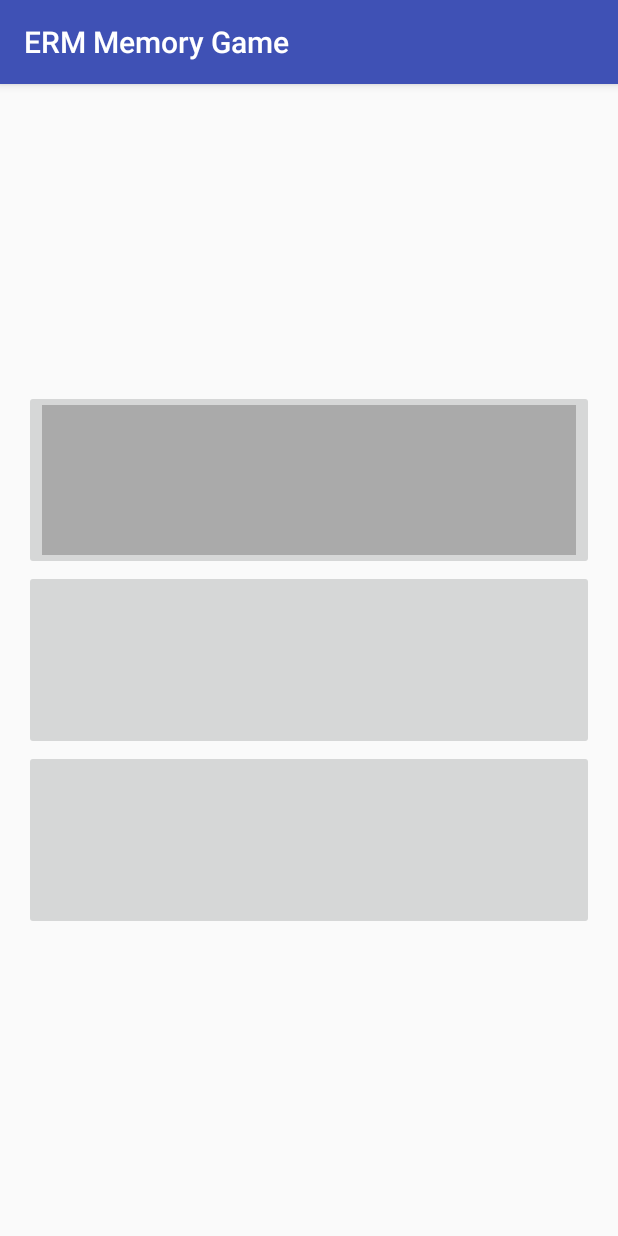
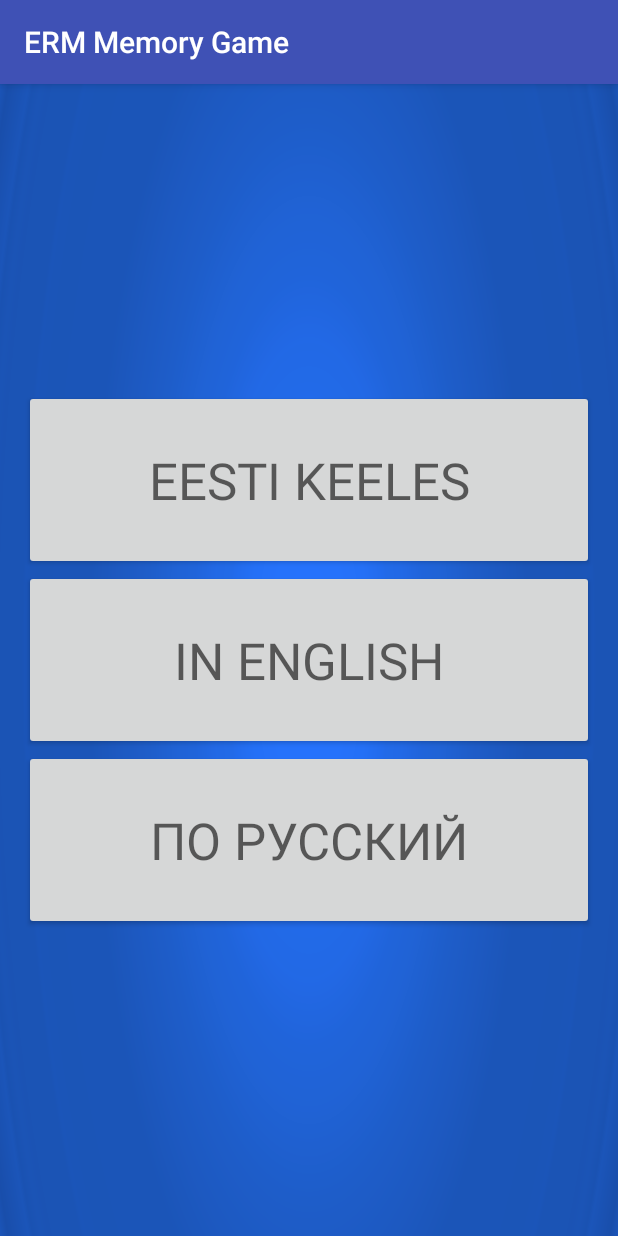
Before and after one commit to Teras23/ERM-Memory-Game, an Android app: the screen it shows after launch (MainActivity), on a phone screen of 412 x 824 dp. Run offline under Robolectric (Android 15) with nearby library versions, the phone set to English and light mode, and no system bars.

Commit message:
implemented score system; added pictures to question description view; added blue background

```diff
--- a/app/src/main/java/ee/erm/art/ermmemorygame/MainActivity.java
+++ b/app/src/main/java/ee/erm/art/ermmemorygame/MainActivity.java
@@ -15,6 +15,8 @@ import java.util.ArrayList;
 import java.util.List;
 import java.util.logging.Logger;
 
+import javax.xml.transform.Result;
+
 public class MainActivity extends AppCompatActivity implements View.OnClickListener {
 
     private List<Question> questionList;
@@ -26,9 +28,9 @@ public class MainActivity extends AppCompatActivity implements View.OnClickListe
 
         readQuestions();
 
-        ImageButton estonianButton = findViewById(R.id.languageEE);
-        ImageButton russianButton = findViewById(R.id.languageRU);
-        ImageButton englishButton = findViewById(R.id.languageEN);
+        Button estonianButton = findViewById(R.id.languageEE);
+        Button russianButton = findViewById(R.id.languageRU);
+        Button englishButton = findViewById(R.id.languageEN);
 
         estonianButton.setOnClickListener(this);
         russianButton.setOnClickListener(this);
@@ -49,6 +51,7 @@ public class MainActivity extends AppCompatActivity implements View.OnClickListe
 
         Intent intent = new Intent(MainActivity.this, QuestionActivity.class);
         intent.putExtra("question", (Serializable)questionList);
+        ResultActivity.userScore = 0;
         startActivity(intent);
     }
 
--- a/app/src/main/java/ee/erm/art/ermmemorygame/Question.java
+++ b/app/src/main/java/ee/erm/art/ermmemorygame/Question.java
@@ -56,6 +56,9 @@ public class Question implements Serializable {
     public String getAnswer(int index) {
         return answers.get(index).getCurrentValue();
     }
+    public Integer getCorrectAnswer(){
+        return correctAnswer;
+    }
 
     @Override
     public String toString() {
--- a/app/src/main/java/ee/erm/art/ermmemorygame/QuestionActivity.java
+++ b/app/src/main/java/ee/erm/art/ermmemorygame/QuestionActivity.java
@@ -22,6 +22,7 @@ public class QuestionActivity extends AppCompatActivity implements View.OnClickL
     private List<Question> questionList;
     private Integer questionIndex;
     private RadioGroup radioGroup;
+    private int correctAnswer;
 
     @Override
     protected void onCreate(Bundle savedInstanceState) {
@@ -31,6 +32,7 @@ public class QuestionActivity extends AppCompatActivity implements View.OnClickL
         questionList = (List<Question>)getIntent().getSerializableExtra("question");
         questionIndex = getIntent().getIntExtra("questionIndex", 0);
         Question question = questionList.get(questionIndex);
+        correctAnswer = question.getCorrectAnswer();
 
         TextView textView = findViewById(R.id.questionText);
         textView.setText(question.getQuestionText());
@@ -74,6 +76,9 @@ public class QuestionActivity extends AppCompatActivity implements View.OnClickL
                         selectedValue = 3;
                         break;
                 }
+                if(selectedValue==correctAnswer){
+                    ResultActivity.userScore++;
+                }
 
                 Intent intent = new Intent(QuestionActivity.this, QuestionDescriptionActivity.class);
                 intent.putExtra("question", (Serializable) questionList);
--- a/app/src/main/java/ee/erm/art/ermmemorygame/ResultActivity.java
+++ b/app/src/main/java/ee/erm/art/ermmemorygame/ResultActivity.java
@@ -5,6 +5,7 @@ import android.os.Bundle;
 import android.support.v7.app.AppCompatActivity;
 import android.view.View;
 import android.widget.ImageButton;
+import android.widget.TextView;
 
 import java.io.Serializable;
 
@@ -14,12 +15,16 @@ import java.io.Serializable;
 
 public class ResultActivity extends AppCompatActivity implements View.OnClickListener {
 
+    public static Integer userScore;
+
     @Override
     protected void onCreate(Bundle savedInstanceState) {
         super.onCreate(savedInstanceState);
         setContentView(R.layout.score);
 
         ImageButton homeButton = findViewById(R.id.reset);
+        TextView score = findViewById(R.id.textView3);
+        score.setText(userScore.toString() + "/10");
         homeButton.setOnClickListener(this);
     }
 
--- /dev/null
+++ b/app/src/main/res/drawable/ic_bg_blue.xml
@@ -0,0 +1,69 @@
+<vector android:height="24dp" android:viewportHeight="540"
+    android:viewportWidth="960" android:width="24dp"
+    xmlns:aapt="http://schemas.android.com/aapt" xmlns:android="http://schemas.android.com/apk/res/android">
+    <group>
+        <clip-path android:pathData="m0,0l960,0l0,540l-960,0l0,-540z M 0,0"/>
+        <path android:fillType="evenOdd"
+            android:pathData="m0 0l960.0 0l0 540.0l-960.0 0z"
+            android:strokeColor="#00000000" android:strokeLineCap="square">
+            <aapt:attr name="android:fillColor">
+                <gradient android:centerX="480" android:centerY="270"
+                    android:gradientRadius="550.7268"
+                    android:tileMode="clamp" android:type="radial">
+                    <item android:color="#FF2574FF" android:offset="0"/>
+                    <item android:color="#FF2573FD" android:offset="1.4E-45"/>
+                    <item android:color="#FF2572FB" android:offset="0.11"/>
+                    <item android:color="#FF2571F9" android:offset="0.13"/>
+                    <item android:color="#FF2470F6" android:offset="0.17"/>
+                    <item android:color="#FF226BEC" android:offset="0.22"/>
+                    <item android:color="#FF226AE8" android:offset="0.23"/>
+                    <item android:color="#FF2269E5" android:offset="0.27"/>
+                    <item android:color="#FF2269E6" android:offset="0.27000004"/>
+                    <item android:color="#FF2268E4" android:offset="0.28"/>
+                    <item android:color="#FF2064DA" android:offset="0.33"/>
+                    <item android:color="#FF2063D6" android:offset="0.37"/>
+                    <item android:color="#FF2062D4" android:offset="0.39"/>
+                    <item android:color="#FF2062D3" android:offset="0.39000002"/>
+                    <item android:color="#FF1F61D2" android:offset="0.4"/>
+                    <item android:color="#FF1E5DC9" android:offset="0.46"/>
+                    <item android:color="#FF1D59C1" android:offset="0.54"/>
+                    <item android:color="#FF1B55B8" android:offset="0.62"/>
+                    <item android:color="#FF1B55B8" android:offset="0.69"/>
+                    <item android:color="#FF1B55B7" android:offset="0.76"/>
+                    <item android:color="#FF1B55B8" android:offset="0.79"/>
+                    <item android:color="#FF1B55B9" android:offset="0.8"/>
+                    <item android:color="#FF1B54B5" android:offset="0.81"/>
+                    <item android:color="#FF1B54B5" android:offset="0.82"/>
+                    <item android:color="#FF1B54B5" android:offset="0.82000005"/>
+                    <item android:color="#FF1B54B5" android:offset="0.8200001"/>
+                    <item android:color="#FF1B54B5" android:offset="0.8200002"/>
+                    <item android:color="#FF1B54B5" android:offset="0.82000023"/>
+                    <item android:color="#FF1B54B5" android:offset="0.83"/>
+                    <item android:color="#FF1B54B5" android:offset="0.83000004"/>
+                    <item android:color="#FF1B54B5" android:offset="0.84"/>
+                    <item android:color="#FF1B54B5" android:offset="0.85"/>
+                    <item android:color="#FF1B54B5" android:offset="0.8500001"/>
+                    <item android:color="#FF1B54B5" android:offset="0.86"/>
+                    <item android:color="#FF1B54B5" android:offset="0.87"/>
+                    <item android:color="#FF1B53B4" android:offset="0.88"/>
+                    <item android:color="#FF1B54B6" android:offset="0.9"/>
+                    <item android:color="#FF1A52B2" android:offset="0.92"/>
+                    <item android:color="#FF1B55B9" android:offset="0.93"/>
+                    <item android:color="#FF194EAB" android:offset="0.98"/>
+                    <item android:color="#FF1B55B9" android:offset="0.9999998"/>
+                    <item android:color="#FF1D5BC7" android:offset="0.9999999"/>
+                    <item android:color="#FF194DA9" android:offset="0.99999994"/>
+                    <item android:color="#FF143F8A" android:offset="1"/>
+                </gradient>
+            </aapt:attr>
+        </path>
+        <path android:fillAlpha="0.0" android:fillColor="#000000"
+            android:fillType="evenOdd"
+            android:pathData="m32.72441 46.721786l894.55115 0l0 60.125984l-894.55115 0z"
+            android:strokeColor="#00000000" android:strokeLineCap="square"/>
+        <path android:fillAlpha="0.0" android:fillColor="#000000"
+            android:fillType="evenOdd"
+            android:pathData="m32.72441 120.99475l894.55115 0l0 358.67715l-894.55115 0z"
+            android:strokeColor="#00000000" android:strokeLineCap="square"/>
+    </group>
+</vector>
--- a/app/src/main/res/layout/activity_main.xml
+++ b/app/src/main/res/layout/activity_main.xml
@@ -1,29 +1,35 @@
 <?xml version="1.0" encoding="utf-8"?>
 <LinearLayout xmlns:android="http://schemas.android.com/apk/res/android"
     xmlns:app="http://schemas.android.com/apk/res-auto"
+    xmlns:tools="http://schemas.android.com/tools"
     android:layout_width="match_parent"
     android:layout_height="match_parent"
+    android:background="@drawable/ic_bg_blue"
     android:gravity="center_vertical"
     android:orientation="vertical"
     android:paddingLeft="16dp"
     android:paddingRight="16dp">
 
-    <ImageButton
+    <Button
         android:id="@+id/languageEE"
         android:layout_width="match_parent"
         android:layout_height="120dp"
+        android:text="@string/eesti_keeles"
+        android:textAppearance="@style/TextAppearance.AppCompat.Display1"
         app:srcCompat="@android:color/darker_gray" />
 
-    <ImageButton
+    <Button
         android:id="@+id/languageRU"
         android:layout_width="match_parent"
         android:layout_height="120dp"
-        android:text="IN ENGLISH"
-        android:textAppearance="@style/TextAppearance.AppCompat.Display2" />
-    <ImageButton
+        android:text="@string/in_english"
+        android:textAppearance="@style/TextAppearance.AppCompat.Display1" />
+
+    <Button
         android:id="@+id/languageEN"
         android:layout_width="match_parent"
         android:layout_height="120sp"
-        android:text="ПО РУССКИЙ"
-        android:textAppearance="@style/TextAppearance.AppCompat.Display2" />
+        android:text="@string/in_russian"
+        android:textAppearance="@style/TextAppearance.AppCompat.Display1" />
+
 </LinearLayout>
--- a/app/src/main/res/layout/question.xml
+++ b/app/src/main/res/layout/question.xml
@@ -1,8 +1,11 @@
 <?xml version="1.0" encoding="utf-8"?>
+
 <LinearLayout xmlns:android="http://schemas.android.com/apk/res/android"
     xmlns:app="http://schemas.android.com/apk/res-auto"
+    xmlns:tools="http://schemas.android.com/tools"
     android:layout_width="match_parent"
     android:layout_height="match_parent"
+    android:background="@drawable/ic_bg_blue"
     android:gravity="center"
     android:orientation="vertical"
     android:paddingLeft="16dp"
@@ -12,6 +15,7 @@
         android:id="@+id/questionText"
         android:layout_width="wrap_content"
         android:layout_height="wrap_content"
+        android:background="@android:color/background_light"
         android:text="Milline president oli Eesti Vabariigil 90-datel aastatel?"
         android:textAppearance="@style/TextAppearance.AppCompat.Large"
         android:textSize="42sp" />
@@ -20,6 +24,7 @@
         android:id="@+id/questionAnswerGroup"
         android:layout_width="fill_parent"
         android:layout_height="222dp"
+        android:background="@android:color/background_light"
         android:orientation="vertical">
 
         <RadioButton
@@ -73,5 +78,4 @@
                 app:srcCompat="@android:drawable/ic_media_play" />
         </LinearLayout>
     </RadioGroup>
-
 </LinearLayout>
--- a/app/src/main/res/values/strings.xml
+++ b/app/src/main/res/values/strings.xml
@@ -1,3 +1,6 @@
 <resources>
     <string name="app_name">ERM Memory Game</string>
+    <string name="in_english">IN ENGLISH</string>
+    <string name="eesti_keeles">EESTI KEELES</string>
+    <string name="in_russian">ПО РУССКИЙ</string>
 </resources>
--- a/build.gradle
+++ b/build.gradle
@@ -7,7 +7,7 @@ buildscript {
         jcenter()
     }
     dependencies {
-        classpath 'com.android.tools.build:gradle:3.0.0'
+        classpath 'com.android.tools.build:gradle:3.1.2'
 
 
         // NOTE: Do not place your application dependencies here; they belong
```
Also changed, not shown: app/src/main/assets/questions.json (+40 -113 lines), app/src/main/java/ee/erm/art/ermmemorygame/QuestionDescriptionActivity.java (+23 -0 lines), app/src/main/res/drawable/ic_bg_pink.xml (added, +32 -0 lines), app/src/main/res/layout/question_desc.xml (+4 -3 lines), app/src/main/res/layout/score.xml (+5 -2 lines), gradle/wrapper/gradle-wrapper.properties.
